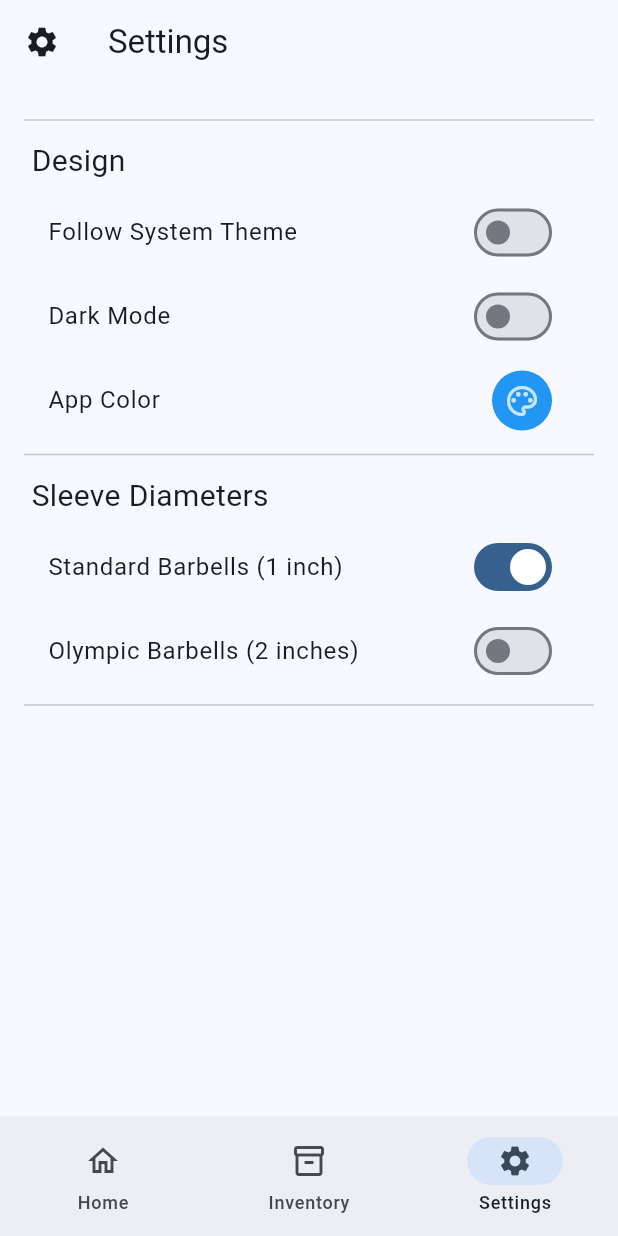
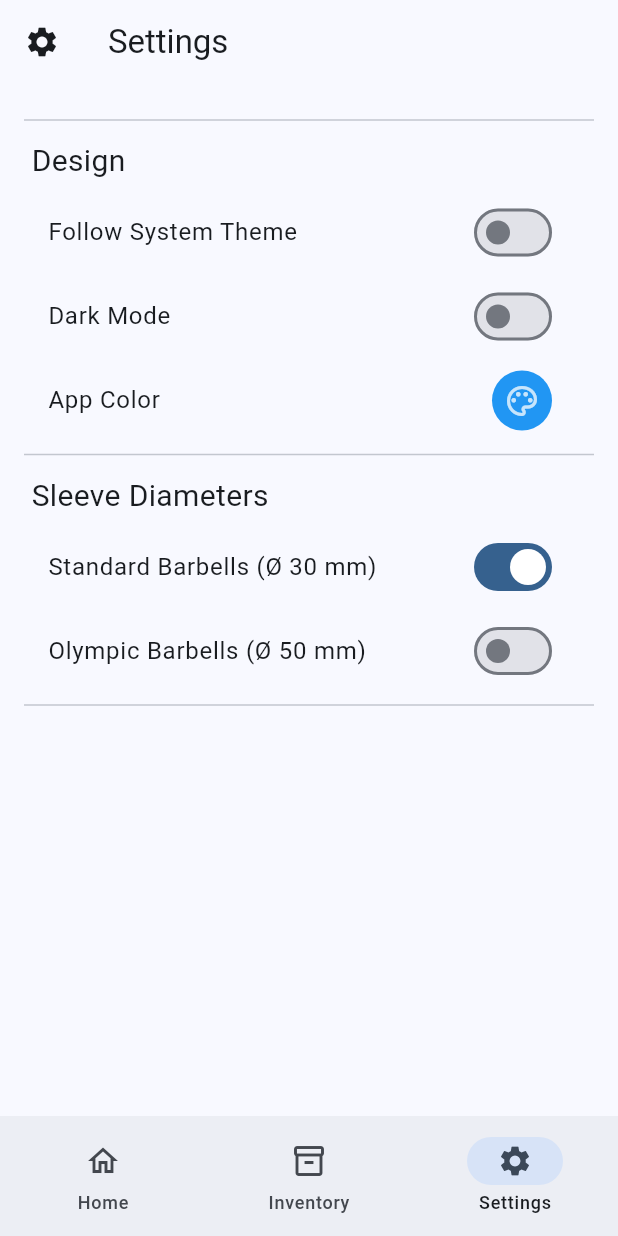
Before and after one commit to ThePi2K/BarbellCalc, a Flutter app: the screen it shows after launch, item 3 of the bottom bar chosen, on a phone screen of 412 x 824 dp. Run offline on Flutter 3.47's test engine with Material 3 defaults, Android fonts, the phone set to English and light mode, and no system bars; our stand-ins replace flutter_colorpicker, shared_preferences.

Commit message:
changed title to metric

```diff
--- a/barbell_calc/lib/settings.dart
+++ b/barbell_calc/lib/settings.dart
@@ -155,14 +155,14 @@ class _SettingsPageState extends State<SettingsPage> {
             child: Text('Sleeve Diameters', style: TextStyle(fontSize: 20)),
           ),
           ListTile(
-            title: const Text('Standard Barbells (1 inch)'),
+            title: const Text('Standard Barbells (Ø 30 mm)'),
             trailing: Switch(
               onChanged: (value){},
               value: standardBarbells,
             ),
           ),
           ListTile(
-            title: const Text('Olympic Barbells (2 inches)'),
+            title: const Text('Olympic Barbells (Ø 50 mm)'),
             trailing: Switch(
               onChanged: (value){},
               value: olympicBarbells,
```
